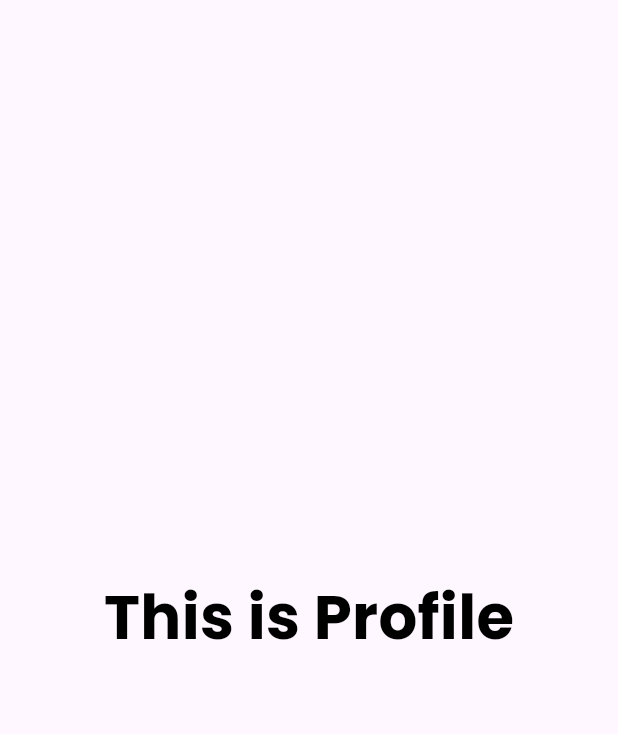
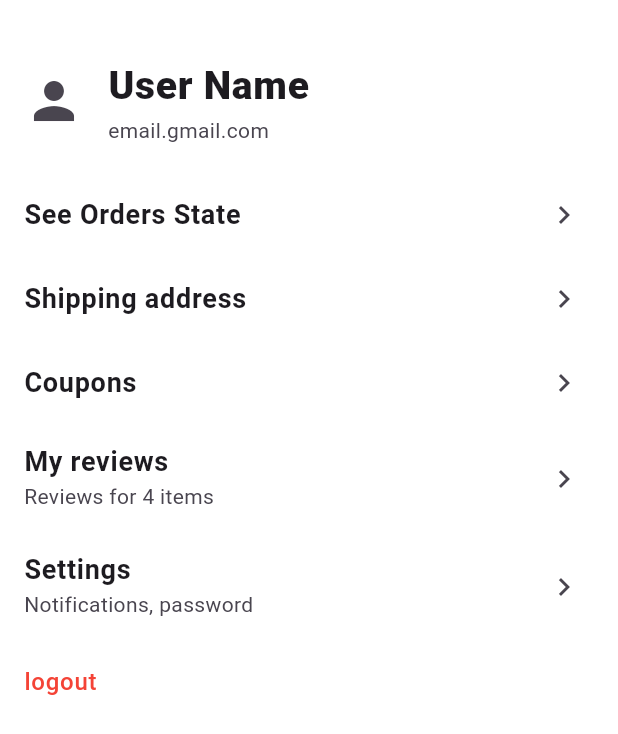
Before and after one commit to Massi-slf/final-year-project, a Flutter app: the ProfilePage screen opened directly, on a phone screen of 412 x 824 dp. Shown: the top 734 px of the screen. Run offline on Flutter 3.47's test engine with Material 3 defaults, Android fonts, the phone set to English and light mode, and no system bars; our stand-ins replace cached_network_image, flutter_rating_bar, flutter_screenutil, flutter_vector_icons, google_fonts, hive and 1 more; accounts and stored records are empty; network calls fail.

Commit message:
added profile page

```diff
--- a/online_shop/lib/views/ui/profile.dart
+++ b/online_shop/lib/views/ui/profile.dart
@@ -1,6 +1,13 @@
+
+import 'dart:math';
 
 import 'package:flutter/material.dart';
-import 'package:online_shop/views/shared/appstyle.dart';
+import 'package:flutter/cupertino.dart';
+import 'package:online_shop/views/ui/Trackorders.dart';
+import 'dart:developer' as developer;
+
+import 'package:online_shop/views/shared/export.dart';
+import 'package:online_shop/views/ui/shippingadress.dart';
 
 class ProfilePage extends StatefulWidget {
   const ProfilePage({super.key});
@@ -13,9 +20,68 @@ class _ProfilePageState extends State<ProfilePage> {
   @override
   Widget build(BuildContext context) {
     return Scaffold(
-      body: Center(
-        child: Text("This is Profile", style: appstyle(40, Colors.black, FontWeight.bold),),
-      ),
+      backgroundColor: Colors.white,
+      body:CustomScrollView(
+          physics: ClampingScrollPhysics(),
+          slivers: <Widget>[
+
+            SliverList(
+
+              delegate: SliverChildListDelegate(
+                  [
+                    SizedBox(
+                      height: 30,
+                    ),
+                    ListTile(
+                      leading: Icon(Icons.person, size: 40),
+                      title: Text('User Name',style: TextStyle(fontWeight: FontWeight.w800, fontSize: 26),),
+                      subtitle: Text('email.gmail.com'),
+
+
+                    ),
+                     SizedBox(
+                      height: 10,
+                    ),
+
+                    ListTile(
+
+                      title: Text('See Orders State' ,style: TextStyle(fontWeight: FontWeight.w600, fontSize: 18),),
+                      trailing: Icon(Icons.navigate_next),
+                      onTap: () {
+                        Navigator.of(context).push(CupertinoPageRoute(builder: (context) =>TrackOrderPage ()));
+                      },
+                    ),
+                    ListTile(
+                      title: Text('Shipping address',style: TextStyle(fontWeight: FontWeight.w600, fontSize: 18),),
+                      trailing: Icon(Icons.navigate_next),
+                      onTap: () {
+                        Navigator.of(context).push(CupertinoPageRoute(builder: (context) =>ShippingAdress ()));
+                      },
+                    ),
+                    ListTile(
+                      title: Text('Coupons',style: TextStyle(fontWeight: FontWeight.w600, fontSize: 18),),
+                      trailing: Icon(Icons.navigate_next),
+                    ),
+                    ListTile(
+                      title: Text('My reviews',style: TextStyle(fontWeight: FontWeight.w600, fontSize: 18),),
+                      subtitle: Text('Reviews for 4 items'),
+                      trailing: Icon(Icons.navigate_next),
+                    ),
+                    ListTile(
+                      title: Text('Settings',style: TextStyle(fontWeight: FontWeight.w600, fontSize: 18),),
+                      subtitle: Text('Notifications, password'),
+                      trailing: Icon(Icons.navigate_next),
+                    ),
+                    ListTile(
+                      title: Text('logout', style: TextStyle(color: Colors.red , fontWeight: FontWeight.w500),),
+
+                    ),
+                  ]
+              ),
+            )
+          ],
+        ),
+
     );
   }
 }
--- a/online_shop/lib/views/ui/searchpage.dart
+++ b/online_shop/lib/views/ui/searchpage.dart
@@ -2,6 +2,7 @@
 
 import 'package:flutter/material.dart';
 import 'package:online_shop/views/shared/appstyle.dart';
+import 'package:online_shop/views/shared/export_packages.dart';
 
 class SearchPage extends StatefulWidget {
   const SearchPage({super.key});
@@ -14,6 +15,7 @@ class _SearchPageState extends State<SearchPage> {
   @override
   Widget build(BuildContext context) {
     return Scaffold(
+        appBar: AppBar(automaticallyImplyLeading: false,toolbarHeight: 100.h,backgroundColor: Colors.black,elevation: 0,),
       body: Center(
         child: Text("This is Search", style: appstyle(40, Colors.black, FontWeight.bold),),
       ),
```
Also changed, not shown: online_shop/lib/views/shared/CustomField.dart (added, +31 -0 lines), online_shop/lib/views/ui/Trackorders.dart (added, +20 -0 lines), online_shop/lib/views/ui/shippingadress.dart (added, +43 -0 lines).
